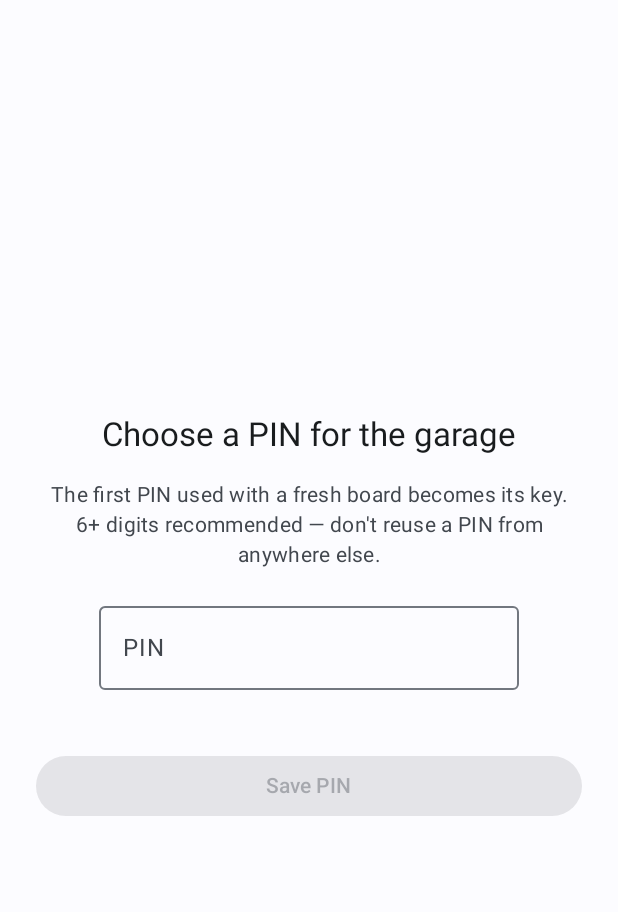
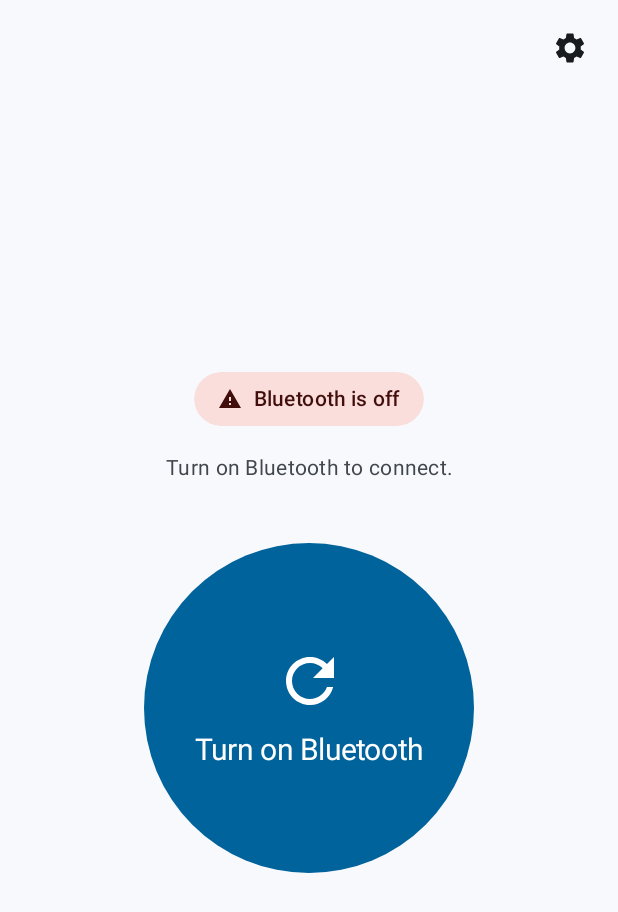
Before and after one commit to kevinywlui/blue-remote, an Android app built with Jetpack Compose: the screen it shows after launch (MainActivity), on a phone screen of 412 x 824 dp. Shown: the top 912 px of the screen. Run offline under Robolectric (Android 15) with nearby library versions, the phone set to English and light mode, and no system bars.

Commit message:
Remove the PIN layer: the single BLE bond is now the only credential
The app and firmware had two trust-on-first-use layers: the single
bonded encrypted link, plus a PIN-derived 16-byte secret checked on
every write. Both layers fell to the same first-to-connect race, and
the secret lived in plain SharedPreferences on the already-bonded
phone, so the PIN added complexity without covering any threat the
bond didn't. Security is unchanged in practice: exactly one phone can
ever bond, the trigger characteristic still requires an encrypted
link, and the bond persists in NVS / Android's Bluetooth stack.

Firmware: drop Preferences and the stored-secret provisioning; any
write on the encrypted bonded link pulses the door (with a
belt-and-braces re-check that the writer is the known bond). Factory
reset now only clears the bond.

Android: delete PinStore and PinEntryScreen; first launch goes
straight to the permission request and scan. The trigger writes a
fixed 0x01 byte. Remove the wrong-PIN detector, the Change PIN
settings entry, and the first-press provisioning hint; keep the
stale-bond detection, persisted-MAC direct reconnect, and the
fresh-bond write retry.

Docs: rewrite the README flows/security model and mark the PIN
sections of the UX plan as historical.

Not compiled in this sandbox: the network policy blocks dl.google.com
(Android Gradle plugin) and GitHub release downloads (pioarduino
platform), so both builds need a local run to verify.

Co-Authored-By: Claude Fable 5 <noreply@anthropic.com>
Claude-Session: https://claude.ai/code/session_01JDTAnNqckncV6hxY4YmiBM

```diff
--- a/android/app/src/main/java/com/kevinywlui/garageremote/AppPrefs.kt
+++ b/android/app/src/main/java/com/kevinywlui/garageremote/AppPrefs.kt
@@ -4,14 +4,13 @@ import android.content.Context
 import com.kevinywlui.garageremote.ui.theme.AppTheme
 
 /**
- * Non-secret app state: theme choice, the bonded board's MAC (enables the
- * fast direct-reconnect path), and the one-time first-press hint flag.
+ * App state: theme choice and the bonded board's MAC (enables the fast
+ * direct-reconnect path).
  */
 object AppPrefs {
     private const val PREFS = "garage"
     private const val KEY_THEME = "theme"
     private const val KEY_DEVICE_MAC = "device_mac"
-    private const val KEY_HINT_SEEN = "first_press_hint_seen"
 
     private fun prefs(context: Context) =
         context.getSharedPreferences(PREFS, Context.MODE_PRIVATE)
@@ -31,11 +30,4 @@ object AppPrefs {
             if (mac == null) remove(KEY_DEVICE_MAC) else putString(KEY_DEVICE_MAC, mac)
         }.apply()
     }
-
-    fun firstPressHintSeen(context: Context): Boolean =
-        prefs(context).getBoolean(KEY_HINT_SEEN, false)
-
-    fun setFirstPressHintSeen(context: Context, seen: Boolean) {
-        prefs(context).edit().putBoolean(KEY_HINT_SEEN, seen).apply()
-    }
 }
--- a/android/app/src/main/java/com/kevinywlui/garageremote/MainActivity.kt
+++ b/android/app/src/main/java/com/kevinywlui/garageremote/MainActivity.kt
@@ -17,6 +17,7 @@ import androidx.compose.foundation.isSystemInDarkTheme
 import androidx.compose.foundation.layout.fillMaxSize
 import androidx.compose.material3.Surface
 import androidx.compose.runtime.Composable
+import androidx.compose.runtime.LaunchedEffect
 import androidx.compose.runtime.SideEffect
 import androidx.compose.runtime.collectAsState
 import androidx.compose.runtime.getValue
@@ -29,7 +30,6 @@ import androidx.core.content.ContextCompat
 import androidx.core.view.WindowCompat
 import com.kevinywlui.garageremote.ui.MainScreen
 import com.kevinywlui.garageremote.ui.MainScreenActions
-import com.kevinywlui.garageremote.ui.PinEntryScreen
 import com.kevinywlui.garageremote.ui.SettingsSheet
 import com.kevinywlui.garageremote.ui.theme.GarageTheme
 import com.kevinywlui.garageremote.ui.theme.resolveTheme
@@ -84,11 +84,12 @@ class MainActivity : ComponentActivity() {
 
     @Composable
     private fun Root() {
-        val pinSet by vm.pinSet.collectAsState()
         // Saveable: follow-system makes uiMode recreation routine; it must
-        // not close the sheet or eject the user from Change PIN.
-        var changePinOpen by rememberSaveable { mutableStateOf(false) }
+        // not close the sheet.
         var sheetOpen by rememberSaveable { mutableStateOf(false) }
+        // First launch goes straight to the permission request; recreations
+        // (and later denials) recover via the in-screen affordances instead.
+        var permissionsRequested by rememberSaveable { mutableStateOf(false) }
 
         val actions = remember {
             MainScreenActions(
@@ -103,37 +104,21 @@ class MainActivity : ComponentActivity() {
             )
         }
 
-        when {
-            // First launch: PIN entry first, THEN the permission request (§2) —
-            // the dialog must never cover the PIN field.
-            !pinSet || changePinOpen -> PinEntryScreen(
-                pinAlreadySet = pinSet,
-                onSave = { pin ->
-                    val firstLaunch = !pinSet
-                    vm.savePin(pin)
-                    changePinOpen = false
-                    if (firstLaunch || !GarageViewModel.hasPermissions(this)) {
+        LaunchedEffect(Unit) {
+            if (!permissionsRequested && !GarageViewModel.hasPermissions(this@MainActivity)) {
+                permissionsRequested = true
                 permissionLauncher.launch(GarageViewModel.requiredPermissions())
             }
-                },
-                onCancel = { changePinOpen = false },
-            )
-            else -> {
+        }
+
         MainScreen(vm, actions)
         if (sheetOpen) {
             val theme by vm.theme.collectAsState()
             SettingsSheet(
                 currentTheme = theme,
                 onThemeSelected = { vm.setTheme(it) },
-                        onChangePin = {
-                            // Sheet dismisses before the PIN screen opens (§2).
-                            sheetOpen = false
-                            changePinOpen = true
-                        },
                 onDismiss = { sheetOpen = false },
             )
-                }
-            }
         }
     }
 
--- a/android/app/src/main/java/com/kevinywlui/garageremote/PinStore.kt
+++ /dev/null
@@ -1,43 +0,0 @@
-package com.kevinywlui.garageremote
-
-import android.content.Context
-import java.security.MessageDigest
-
-/**
- * The shared secret is derived from a PIN the user types: SHA-256 of the
- * PIN, truncated to 16 bytes. The firmware adopts the first secret it ever
- * receives (trust on first use), so the PIN set at provisioning time is the
- * one the door answers to. A new phone just needs the same PIN (after a
- * factory reset of the board to free the bond slot).
- */
-object PinStore {
-    private const val PREFS = "garage"
-    private const val KEY = "pin_secret"
-    const val SECRET_LEN = 16
-
-    // Hard floor for newly entered PINs; 6+ is recommended in the UI but
-    // not enforced — boards already provisioned with a 4-digit PIN must
-    // stay reachable, so length is guidance, not a gate.
-    const val MIN_PIN_LENGTH = 4
-    const val RECOMMENDED_PIN_LENGTH = 6
-
-    fun isSet(context: Context): Boolean = prefs(context).contains(KEY)
-
-    fun set(context: Context, pin: String) {
-        val digest = MessageDigest.getInstance("SHA-256")
-            .digest(pin.toByteArray(Charsets.UTF_8))
-        val secret = digest.copyOf(SECRET_LEN)
-        prefs(context).edit()
-            .putString(KEY, secret.joinToString("") { "%02x".format(it) })
-            .apply()
-    }
-
-    fun get(context: Context): ByteArray? =
-        prefs(context).getString(KEY, null)
-            ?.chunked(2)
-            ?.map { it.toInt(16).toByte() }
-            ?.toByteArray()
-
-    private fun prefs(context: Context) =
-        context.getSharedPreferences(PREFS, Context.MODE_PRIVATE)
-}
--- a/android/app/src/main/java/com/kevinywlui/garageremote/ui/PinEntryScreen.kt
+++ /dev/null
@@ -1,179 +0,0 @@
-package com.kevinywlui.garageremote.ui
-
-import androidx.activity.compose.BackHandler
-import androidx.compose.foundation.layout.Arrangement
-import androidx.compose.foundation.layout.Column
-import androidx.compose.foundation.layout.Row
-import androidx.compose.foundation.layout.Spacer
-import androidx.compose.foundation.layout.fillMaxSize
-import androidx.compose.foundation.layout.fillMaxWidth
-import androidx.compose.foundation.layout.height
-import androidx.compose.foundation.layout.imePadding
-import androidx.compose.foundation.layout.padding
-import androidx.compose.foundation.layout.width
-import androidx.compose.foundation.rememberScrollState
-import androidx.compose.foundation.text.KeyboardOptions
-import androidx.compose.foundation.verticalScroll
-import androidx.compose.material.icons.Icons
-import androidx.compose.material.icons.filled.Warning
-import androidx.compose.material3.AlertDialog
-import androidx.compose.material3.Button
-import androidx.compose.material3.Icon
-import androidx.compose.material3.MaterialTheme
-import androidx.compose.material3.OutlinedButton
-import androidx.compose.material3.OutlinedTextField
-import androidx.compose.material3.Surface
-import androidx.compose.material3.Text
-import androidx.compose.material3.TextButton
-import androidx.compose.runtime.Composable
-import androidx.compose.runtime.getValue
-import androidx.compose.runtime.mutableStateOf
-import androidx.compose.runtime.saveable.rememberSaveable
-import androidx.compose.runtime.setValue
-import androidx.compose.ui.Alignment
-import androidx.compose.ui.Modifier
-import androidx.compose.ui.semantics.error
-import androidx.compose.ui.semantics.semantics
-import androidx.compose.ui.text.input.KeyboardType
-import androidx.compose.ui.text.input.PasswordVisualTransformation
-import androidx.compose.ui.text.style.TextAlign
-import androidx.compose.ui.unit.dp
-import com.kevinywlui.garageremote.PinStore
-
-/**
- * First launch (no PIN yet): Save-only, back exits the app normally.
- * Change PIN: cancellable via button and system back; a Cancel-default
- * confirmation dialog guards Save (plan §2).
- */
-@Composable
-fun PinEntryScreen(
-    pinAlreadySet: Boolean,
-    onSave: (String) -> Unit,
-    onCancel: () -> Unit,
-) {
-    // Saveable: the follow-system default makes uiMode recreation routine —
-    // it must not eject the user mid-entry or dismiss the confirm dialog.
-    var pin by rememberSaveable { mutableStateOf("") }
-    var showConfirm by rememberSaveable { mutableStateOf(false) }
-    val tooShort = pin.isNotEmpty() && pin.length < PinStore.MIN_PIN_LENGTH
-
-    if (pinAlreadySet) {
-        BackHandler { onCancel() } // never touches the stored secret
-    }
-
-    Column(
-        modifier = Modifier
-            .fillMaxSize()
-            // Edge-to-edge: keep the field and buttons above the number pad.
-            .verticalScroll(rememberScrollState())
-            .imePadding()
-            .padding(24.dp),
-        horizontalAlignment = Alignment.CenterHorizontally,
-        verticalArrangement = Arrangement.Center,
-    ) {
-        Text(
-            text = if (pinAlreadySet) "Change PIN" else "Choose a PIN for the garage",
-            style = MaterialTheme.typography.titleLarge,
-            textAlign = TextAlign.Center,
-        )
-        Spacer(Modifier.height(16.dp))
-
-        if (pinAlreadySet) {
-            // Warning above the field in reading order (§2).
-            Surface(
-                color = MaterialTheme.colorScheme.errorContainer,
-                contentColor = MaterialTheme.colorScheme.onErrorContainer,
-                shape = MaterialTheme.shapes.medium,
-            ) {
-                Row(Modifier.padding(16.dp), verticalAlignment = Alignment.CenterVertically) {
-                    Icon(Icons.Filled.Warning, contentDescription = null)
-                    Spacer(Modifier.width(12.dp))
-                    Text(
-                        "A board provisioned with your current PIN must be factory-reset " +
-                            "(erase and re-flash it over USB) before a new PIN works — and " +
-                            "the old pairing removed in your phone's Bluetooth settings.",
-                        style = MaterialTheme.typography.bodyMedium,
-                    )
-                }
-            }
-            Spacer(Modifier.height(16.dp))
-        } else {
-            Text(
-                "The first PIN used with a fresh board becomes its key. " +
-                    "6+ digits recommended — don't reuse a PIN from anywhere else.",
-                style = MaterialTheme.typography.bodyMedium,
-                color = MaterialTheme.colorScheme.onSurfaceVariant,
-                textAlign = TextAlign.Center,
-            )
-            Spacer(Modifier.height(16.dp))
-        }
-
-        val belowRecommended = pin.length in PinStore.MIN_PIN_LENGTH until PinStore.RECOMMENDED_PIN_LENGTH
-        OutlinedTextField(
-            value = pin,
-            onValueChange = { new -> pin = new.filter { it.isDigit() }.take(12) },
-            label = { Text("PIN") },
-            keyboardOptions = KeyboardOptions(keyboardType = KeyboardType.NumberPassword),
-            visualTransformation = PasswordVisualTransformation(),
-            singleLine = true,
-            isError = tooShort,
-            supportingText = {
-                when {
-                    tooShort -> Text(
-                        "At least ${PinStore.MIN_PIN_LENGTH} digits",
-                        modifier = Modifier.semantics {
-                            error("PIN too short — at least ${PinStore.MIN_PIN_LENGTH} digits")
-                        },
-                    )
-                    // Recommendation only — Save stays enabled (§: length is
-                    // guidance; a board provisioned with a short PIN must
-                    // stay reachable).
-                    belowRecommended -> Text(
-                        "${PinStore.RECOMMENDED_PIN_LENGTH}+ digits recommended for security",
-                    )
-                }
-            },
-        )
-        Spacer(Modifier.height(24.dp))
-
-        Row(horizontalArrangement = Arrangement.spacedBy(16.dp)) {
-            if (pinAlreadySet) {
-                OutlinedButton(onClick = onCancel, modifier = Modifier.fillMaxWidth().weight(1f)) {
-                    Text("Cancel")
-                }
-            }
-            Button(
-                onClick = { if (pinAlreadySet) showConfirm = true else onSave(pin) },
-                enabled = pin.length >= PinStore.MIN_PIN_LENGTH,
-                modifier = Modifier.fillMaxWidth().weight(1f),
-            ) {
-                Text("Save PIN")
-            }
-        }
-    }
-
-    if (showConfirm) {
-        AlertDialog(
-            onDismissRequest = { showConfirm = false }, // back/outside-tap = Cancel
-            title = { Text("Replace the PIN?") },
-            text = {
-                Text(
-                    "If the board was already set up with your current PIN, it will stop " +
-                        "responding until you factory-reset it (erase and re-flash over " +
-                        "USB). The old PIN cannot be recovered. Afterwards, also remove " +
-                        "the old pairing in your phone's Bluetooth settings.",
-                )
-            },
-            // Cancel is the filled, end-position action; the destructive verb
-            // is a de-emphasized text button (§2).
-            confirmButton = {
-                Button(onClick = { showConfirm = false }) { Text("Cancel") }
-            },
-            dismissButton = {
-                TextButton(onClick = { showConfirm = false; onSave(pin) }) {
-                    Text("Replace PIN")
-                }
-            },
-        )
-    }
-}
```
Also changed, not shown: android/app/src/main/java/com/kevinywlui/garageremote/GarageBleClient.kt (+16 -17 lines), android/app/src/main/java/com/kevinywlui/garageremote/GarageViewModel.kt (+7 -57 lines), android/app/src/main/java/com/kevinywlui/garageremote/ui/MainScreen.kt (+0 -14 lines), android/app/src/main/java/com/kevinywlui/garageremote/ui/SettingsSheet.kt (+12 -32 lines), 3 other files. Lines whose indentation alone changed are shown as unchanged.
